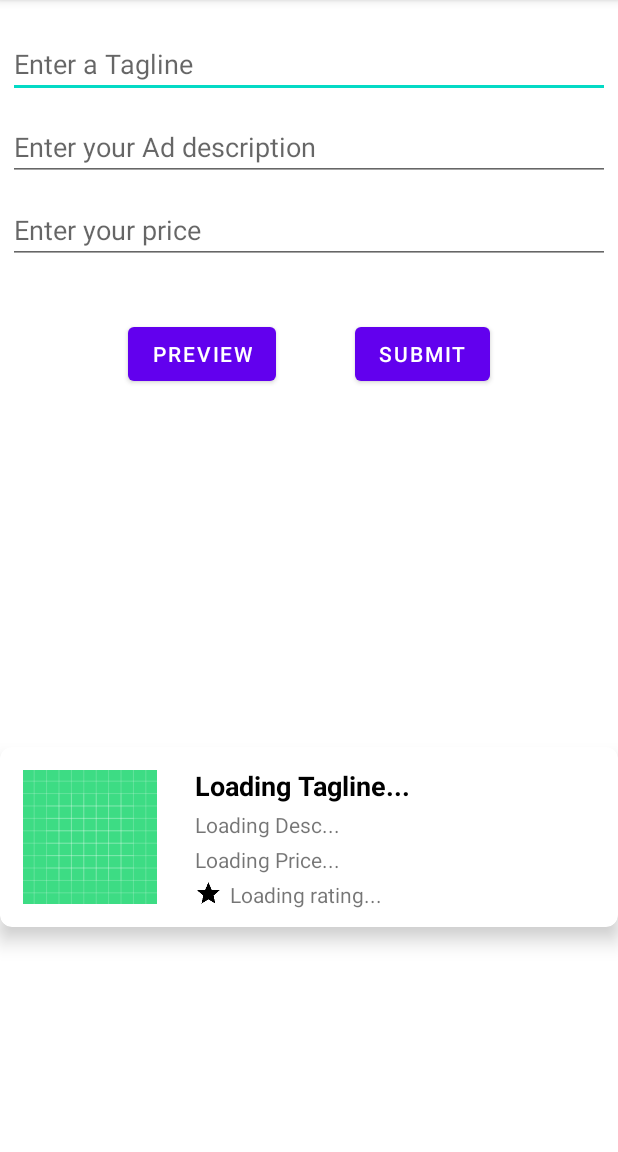
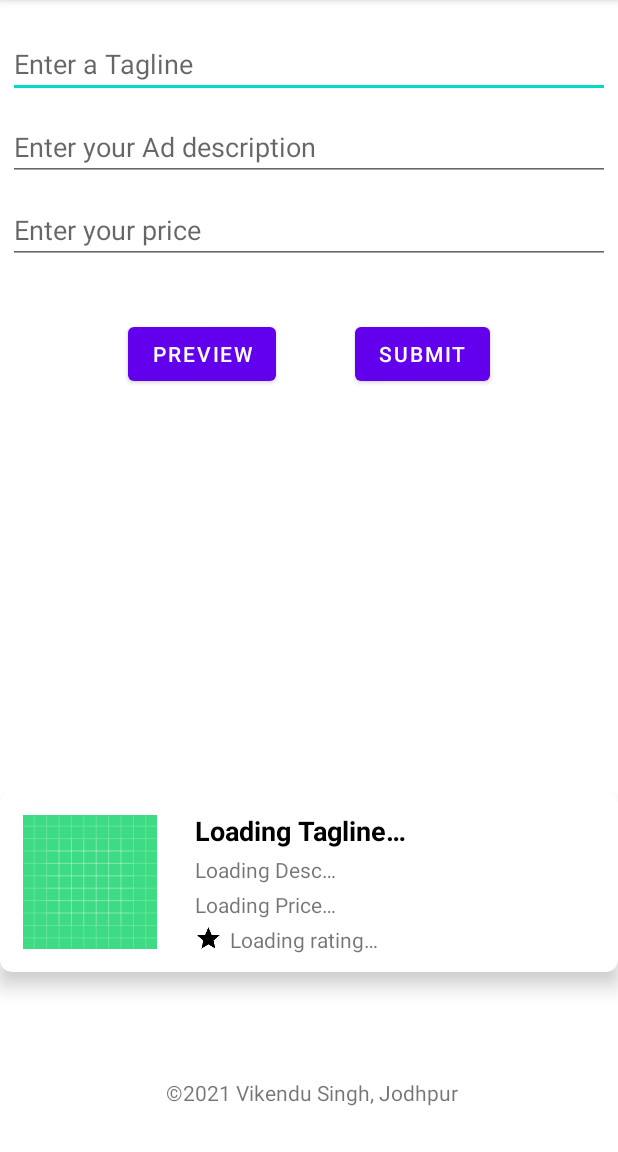
Before and after one commit to vikendu/The_Services_App, an Android app: the AdCreationTool screen opened directly, with no data from a screen before it, on a phone screen of 412 x 824 dp, the part 84-1236 px from its top. Run offline under Robolectric (Android 15) with nearby library versions, the phone set to English and light mode, and no system bars.

Commit message:
some TLC

```diff
--- a/app/src/main/res/layout/activity_ad_creation_tool.xml
+++ b/app/src/main/res/layout/activity_ad_creation_tool.xml
@@ -70,6 +70,7 @@
         app:layout_constraintTop_toBottomOf="@+id/idAdCreationPriceInput" />
 
     <include
+        android:id="@+id/include"
         layout="@layout/ad_card_format"
         android:layout_width="wrap_content"
         android:layout_height="wrap_content"
@@ -77,5 +78,22 @@
         app:layout_constraintBottom_toBottomOf="parent"
         app:layout_constraintEnd_toEndOf="parent"
         app:layout_constraintStart_toStartOf="parent"
-        app:layout_constraintTop_toBottomOf="@+id/idAdCreationPreviewBtn" />
+        app:layout_constraintTop_toBottomOf="@+id/idAdCreationPreviewBtn"
+        app:layout_constraintVertical_bias="0.6" />
+
+    <TextView
+        android:id="@+id/idCreditsBox"
+        android:layout_width="wrap_content"
+        android:layout_height="wrap_content"
+        android:layout_marginStart="170dp"
+        android:layout_marginLeft="170dp"
+        android:layout_marginTop="57dp"
+        android:layout_marginEnd="166dp"
+        android:layout_marginRight="166dp"
+        android:layout_marginBottom="17dp"
+        android:text="@string/copyright_text"
+        app:layout_constraintBottom_toBottomOf="parent"
+        app:layout_constraintEnd_toEndOf="parent"
+        app:layout_constraintStart_toStartOf="parent"
+        app:layout_constraintTop_toBottomOf="@+id/include" />
 </androidx.constraintlayout.widget.ConstraintLayout>
--- a/app/src/main/res/layout/activity_choose_type.xml
+++ b/app/src/main/res/layout/activity_choose_type.xml
@@ -55,7 +55,7 @@
         android:contentDescription="@string/i_will_be_using_the_services"/>
 
     <TextView
-        android:id="@+id/textView"
+        android:id="@+id/idCreditsBox"
         android:layout_width="wrap_content"
         android:layout_height="wrap_content"
         android:layout_marginStart="178dp"
--- a/app/src/main/res/values/strings.xml
+++ b/app/src/main/res/values/strings.xml
@@ -1,25 +1,28 @@
 <resources>
+    <!-- Reusable -->
+    <string name="copyright_text">©2021 Vikendu Singh, Jodhpur</string>
+
+    <!-- activity_choose_type.xml -->
     <string name="app_name">The Services App</string>
     <string name="who_will_you_be">Who will you be?</string>
     <string name="i_will_be_providing_services">I will be providing services</string>
     <string name="i_will_be_using_the_services">I will be using the services</string>
-    <string name="copyright_text">©2021 Vikendu Singh, Jodhpur</string>
 
-    <string name="title_activity_ad_scrolling">ScrollingActivity</string>
-    <string name="action_settings">Settings</string>
+    <!-- ad_card_format.xml -->
+    <string name="ad_tagline">Loading Tagline…</string>
+    <string name="ad_description">Loading Desc…</string>
+    <string name="ad_price">Loading Price…</string>
+    <string name="star_image">Image of a star</string>
+    <string name="providers_rating">Loading rating…</string>
 
-    <string name="ad_tagline">Loading Tagline...</string>
-    <string name="ad_description">Loading Desc...</string>
-    <string name="ad_price">Loading Price...</string>
-    <string name="star_image">Image of a star</string>
-    <string name="providers_rating">Loading rating...</string>
-
+    <!-- activity_ad_creation_tool.xml -->
     <string name="ad_creation_tagline_input">Enter a Tagline</string>
     <string name="ad_creation_price_input">Enter your price</string>
     <string name="ad_creation_desc_input">Enter your Ad description</string>
     <string name="ad_creation_preview_button">Preview</string>
     <string name="ad_creation_submit_button">Submit</string>
 
+    <!-- activity_providers_home.xml -->
     <string name="ad_creation_floating">Ad creation button</string>
     <string name="submitted_ads">All the submitted ads</string>
     <string name="awaiting_approval">All the ads that have not been approved</string>
```
